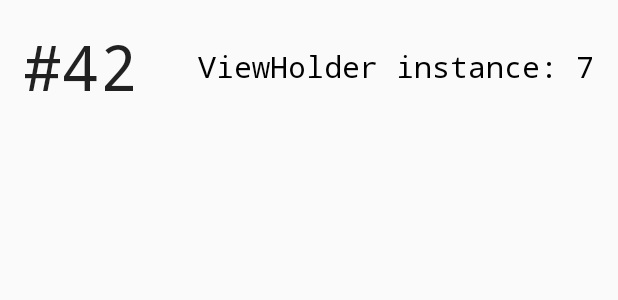
After one commit to AsmaaMohamedHelali/Aqarmap_task, an Android app: the layout search_results_item.xml on its own in the app's theme, with its tools: preview values and no code run, on a phone screen of 412 x 824 dp. The commit adds this screen. Shown: the top 300 px of the screen. Run offline under Robolectric (Android 15) with nearby library versions, the phone set to English and light mode, and no system bars.

Commit message:
result list

```diff
--- a/app/src/main/java/com/example/android/aqarmaptask/activities/MainActivity.java
+++ b/app/src/main/java/com/example/android/aqarmaptask/activities/MainActivity.java
@@ -1,5 +1,6 @@
 package com.example.android.aqarmaptask.activities;
 
+import android.content.Intent;
 import android.os.Build;
 import android.support.annotation.RequiresApi;
 import android.support.v4.widget.ContentLoadingProgressBar;
@@ -23,7 +24,6 @@ import com.example.android.aqarmaptask.models.prices.pricesResponse.PriceFilter;
 import com.example.android.aqarmaptask.models.prices.pricesResponse.PricesResponse;
 import com.example.android.aqarmaptask.models.propertyTypes.propertyTypesResponse.PropertyType;
 import com.example.android.aqarmaptask.models.propertyTypes.propertyTypesResponse.PropertyTypesResponse;
-import com.example.android.aqarmaptask.models.search.searchResponse.MainPhoto;
 import com.example.android.aqarmaptask.models.search.searchResponse.SearchResponse;
 import com.example.android.aqarmaptask.models.sections.SectionsResponse.SectionsResponse;
 import com.example.android.aqarmaptask.utils.Localization;
@@ -163,13 +163,15 @@ public class MainActivity extends AppCompatActivity {
                 .subscribe(new Observer<SearchResponse>() {
                     @Override
                     public void onSubscribe(Disposable d) {
-                        loadingProgressBar.setVisibility(View.GONE);
 
                     }
 
                     @Override
                     public void onNext(SearchResponse searchResponse) {
                         loadingProgressBar.setVisibility(View.GONE);
+                        Intent intent = new Intent(MainActivity.this, SearchResultActivity.class);
+                        intent.putExtra("SEARCHRESULT ", searchResponse);
+                        startActivity(intent);
 
                     }
 
--- /dev/null
+++ b/app/src/main/res/layout/search_results_item.xml
@@ -0,0 +1,42 @@
+<?xml version="1.0" encoding="utf-8"?>
+<!--
+     Copyright (C) 2016 The Android Open Source Project
+
+     Licensed under the Apache License, Version 2.0 (the "License");
+     you may not use this file except in compliance with the License.
+     You may obtain a copy of the License at
+
+          http://www.apache.org/licenses/LICENSE-2.0
+
+     Unless required by applicable law or agreed to in writing, software
+     distributed under the License is distributed on an "AS IS" BASIS,
+     WITHOUT WARRANTIES OR CONDITIONS OF ANY KIND, either express or implied.
+     See the License for the specific language governing permissions and
+     limitations under the License.
+-->
+<FrameLayout xmlns:android="http://schemas.android.com/apk/res/android"
+    xmlns:tools="http://schemas.android.com/tools"
+    android:layout_width="match_parent"
+    android:layout_height="wrap_content"
+    android:padding="16dp">
+
+    <TextView
+        android:id="@+id/tv_item_number"
+        style="@style/TextAppearance.AppCompat.Title"
+        android:layout_width="wrap_content"
+        android:layout_height="wrap_content"
+        android:layout_gravity="center_vertical|start"
+        android:fontFamily="monospace"
+        android:textSize="42sp"
+        tools:text="#42" />
+
+    <TextView
+        android:id="@+id/tv_view_holder_instance"
+        style="@style/TextAppearance.AppCompat.Title"
+        android:layout_width="wrap_content"
+        android:layout_height="wrap_content"
+        android:layout_gravity="center_vertical|end"
+        android:fontFamily="monospace"
+        android:textColor="#000"
+        tools:text="ViewHolder instance: 7" />
+</FrameLayout>
--- a/app/src/main/res/values/strings.xml
+++ b/app/src/main/res/values/strings.xml
@@ -6,4 +6,5 @@
     <string name="sectionError">choose one section</string>
     <string name="propertyTypeError">choose one type</string>
     <string name="priceError">minimum price should be lower than maximum price</string>
+    <string name="title_activity_search_result">Results</string>
 </resources>
```
Also changed, not shown: app/src/main/AndroidManifest.xml (+10 -0 lines), app/src/main/java/com/example/android/aqarmaptask/activities/SearchResultActivity.java (added, +61 -0 lines), app/src/main/java/com/example/android/aqarmaptask/adapters/SearchResultAdapter.java (added, +119 -0 lines), app/src/main/res/layout/activity_search_result.xml (added, +10 -0 lines).
